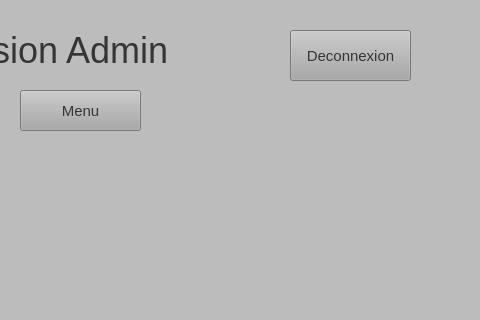
Above: Code/admin.ui from Alexandreledeuf/Projet_Innovation before the change; both pictures show x 320 to 800 and y 0 to 320 of the 800 by 620 pixel window. Below: the same form after it.
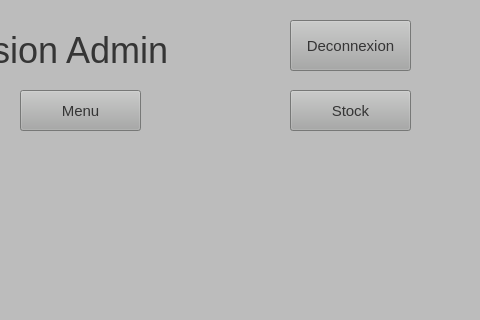
That is the form after the change.

```diff
--- a/Code/admin.ui
+++ b/Code/admin.ui
@@ -84,7 +84,7 @@
    <property name="geometry">
     <rect>
      <x>610</x>
-     <y>30</y>
+     <y>20</y>
      <width>121</width>
      <height>51</height>
     </rect>
@@ -543,6 +543,22 @@
     <string>Tableau</string>
    </property>
   </widget>
+  <widget class="QPushButton" name="Stockbutton">
+   <property name="geometry">
+    <rect>
+     <x>610</x>
+     <y>90</y>
+     <width>121</width>
+     <height>41</height>
+    </rect>
+   </property>
+   <property name="styleSheet">
+    <string notr="true">background-color: rgb(167, 168, 167);color:rgb(53,53,53);font-size:11pt</string>
+   </property>
+   <property name="text">
+    <string>Stock</string>
+   </property>
+  </widget>
  </widget>
  <resources/>
  <connections/>
```
